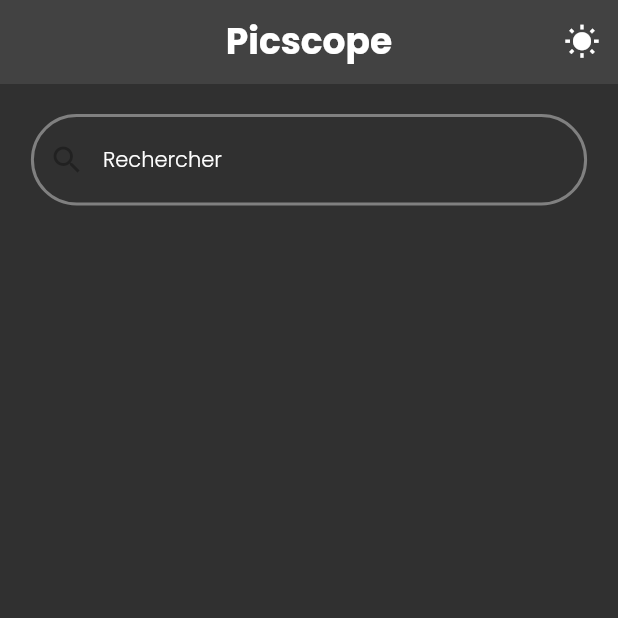
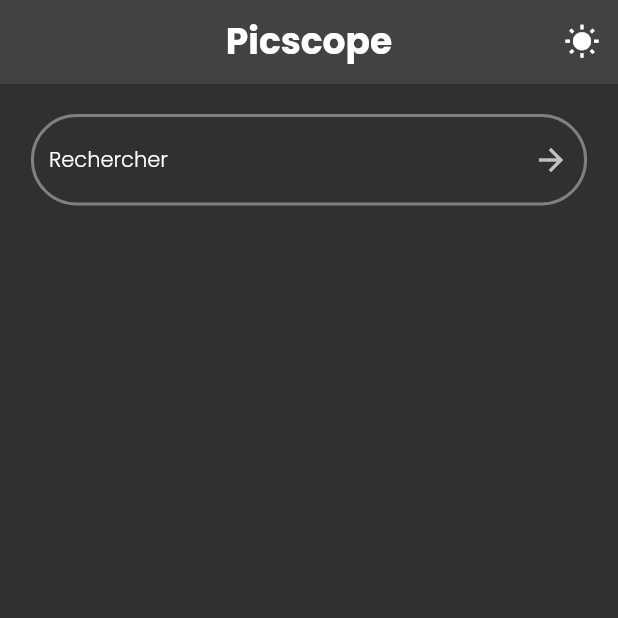
Before and after one commit to Sherchryst/Picscope, a Flutter app: the screen it shows after launch, after a tap on the "brightness 3" icon, on a phone screen of 412 x 824 dp, the top half of it. Run offline on Flutter 3.47's test engine with Material 2 defaults, Android fonts, the phone set to English and light mode, and no system bars; our stand-ins replace dio; project files that could hold a hidden picture were left out.

Commit message:
- Implement API client for Unsplash API using Dio library and added request/response logging and error handling - Add search photos functionality to HomeView class and display error message if request fails - "Added Dio dependency for HTTP requests, implemented Unsplash API for image search with error handling and message display. - Implementation of Photo model for Unsplash API data parsing and mapping. - Add Dio package for API calls and update README with information on Dio usage

```diff
--- /dev/null
+++ b/lib/model/photo.dart
@@ -0,0 +1,24 @@
+class Photo {
+  final String id;
+  final String? description;
+  final String url;
+  final String thumbnailUrl;
+  final String userName;
+
+  Photo(
+      {required this.id,
+      this.description,
+      required this.url,
+      required this.thumbnailUrl,
+      required this.userName});
+
+  factory Photo.fromJson(Map<String, dynamic> json) {
+    return Photo(
+      id: json["id"],
+      description: json["description"] ?? "",
+      url: json["urls"]["full"],
+      thumbnailUrl: json["urls"]["thumb"],
+      userName: json["user"]["name"],
+    );
+  }
+}
--- a/lib/shared/styles.dart
+++ b/lib/shared/styles.dart
@@ -6,7 +6,8 @@
 class Styles {
   //Text Buttons Styles
   ButtonStyle textButtonStyle(BuildContext context) => ButtonStyle(
-      foregroundColor: MaterialStateProperty.all<Color>(Colors.black),
+      foregroundColor:
+          MaterialStateProperty.all<Color>(Theme.of(context).primaryColor),
       textStyle: MaterialStateProperty.all<TextStyle>(textButton(context)));
 
   // Outlined Input Border Styles
@@ -24,14 +25,16 @@
 
   // Text Field Decoration
   InputDecoration textFieldDecoraction(BuildContext context,
-      {String hintText = "Rechercher"}) {
+      {String hintText = "Rechercher", void Function()? onPressed}) {
     ThemeData theme = Theme.of(context);
     return InputDecoration(
       hintText: hintText,
       hintStyle: styles.textBody(context),
-      prefixIcon: Icon(
-        Icons.search,
-        color: theme.primaryColor,
+      suffixIcon: IconButton(
+        splashColor: Colors.transparent,
+        hoverColor: Colors.transparent,
+        icon: const Icon(Icons.arrow_forward),
+        onPressed: onPressed,
       ),
       filled: true,
       fillColor: theme.canvasColor,
--- a/lib/view/home/home.dart
+++ b/lib/view/home/home.dart
@@ -1,11 +1,55 @@
 import 'package:flutter/material.dart';
+import 'package:picscope/core/api_client.dart';
+import 'package:picscope/model/photo.dart';
 import 'package:picscope/responsive.dart';
 import 'package:picscope/shared/basic.dart';
 import 'package:picscope/shared/styles.dart';
 import 'package:picscope/view/base/background.dart';
 
-class HomeView extends StatelessWidget {
+class HomeView extends StatefulWidget {
   const HomeView({super.key});
+
+  @override
+  State<HomeView> createState() => _HomeViewState();
+}
+
+class _HomeViewState extends State<HomeView> {
+  final TextEditingController _searchController = TextEditingController();
+  late List<Photo> _photos;
+
+  /// Search for photos with the text entered in the search bar
+  Future<List<Photo>> _searchPhotos(BuildContext context) async {
+    if (_searchController.text.isEmpty) {
+      return [];
+    }
+
+    final response = await apiClient.searchPhotos(
+      query: _searchController.text,
+    );
+
+    if (response.statusCode == 200) {
+      List<Photo> photos = [];
+      List results = response.data["results"];
+
+      // Iterate through the results and convert each to a Photo object
+      for (var result in results) {
+        photos.add(Photo.fromJson(result));
+      }
+
+      return photos;
+    } else {
+      // Display error message if the request failed
+      if (mounted) {
+        apiClient.displayMessage(context, "Une erreur est survenue", true);
+      }
+      return [];
+    }
+  }
+
+  @override
+  void initState() {
+    super.initState();
+  }
 
   @override
   Widget build(BuildContext context) {
@@ -13,14 +57,23 @@
       child: Column(
         children: [
           basics.vSpaceMedium,
+          Row(
+            mainAxisAlignment: MainAxisAlignment.center,
+            children: [
               SizedBox(
                 width: responsive.isDesktop(context)
                     ? responsive.screenWidthPercentage(context, percentage: 0.6)
-                : responsive.screenWidthPercentage(context, percentage: 0.9),
+                    : responsive.screenWidthPercentage(context,
+                        percentage: 0.9),
                 child: TextField(
+                  controller: _searchController,
                   style: styles.textBody(context),
-              decoration: styles.textFieldDecoraction(context),
+                  decoration: styles.textFieldDecoraction(context,
+                      onPressed: () => _searchPhotos(context)),
+                  onSubmitted: (value) => _searchPhotos(context),
                 ),
+              ),
+            ],
           ),
         ],
       ),
--- a/pubspec.yaml
+++ b/pubspec.yaml
@@ -37,6 +37,7 @@
   # Use with the CupertinoIcons class for iOS style icons.
   cupertino_icons: ^1.0.2
   provider: ^6.0.5
+  dio: ^4.0.6
 
 dev_dependencies:
   flutter_test:
```
Also changed, not shown: lib/core/api_client.dart (added, +87 -0 lines), pubspec.lock, 1 other file. Lines whose indentation alone changed are shown as unchanged.
